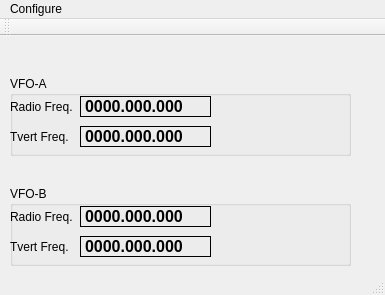
Above: mqt/MqtRigControl/rigcontrolmainwindow.ui from zsteva/backup-minos2 before the change. Below: the same form after it.
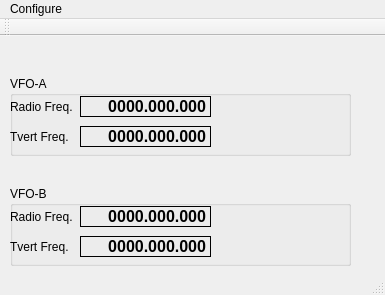
That is the form after the change.

Patch:
```diff
--- a/mqt/MqtRigControl/rigcontrolmainwindow.ui
+++ b/mqt/MqtRigControl/rigcontrolmainwindow.ui
@@ -61,6 +61,9 @@
      <property name="text">
       <string>0000.000.000</string>
      </property>
+     <property name="alignment">
+      <set>Qt::AlignRight|Qt::AlignTrailing|Qt::AlignVCenter</set>
+     </property>
     </widget>
     <widget class="QLabel" name="TVertTitleA">
      <property name="geometry">
@@ -97,8 +100,11 @@
      <property name="text">
       <string>0000.000.000</string>
      </property>
+     <property name="alignment">
+      <set>Qt::AlignRight|Qt::AlignTrailing|Qt::AlignVCenter</set>
+     </property>
     </widget>
-    <widget class="QWidget" name="">
+    <widget class="QWidget" name="layoutWidget">
      <property name="geometry">
       <rect>
        <x>220</x>
@@ -124,7 +130,7 @@
       </item>
      </layout>
     </widget>
-    <widget class="QWidget" name="">
+    <widget class="QWidget" name="layoutWidget">
      <property name="geometry">
       <rect>
        <x>220</x>
@@ -198,6 +204,9 @@
      <property name="text">
       <string>0000.000.000</string>
      </property>
+     <property name="alignment">
+      <set>Qt::AlignRight|Qt::AlignTrailing|Qt::AlignVCenter</set>
+     </property>
     </widget>
     <widget class="QLabel" name="TVertTitleB">
      <property name="geometry">
@@ -234,6 +243,9 @@
      <property name="text">
       <string>0000.000.000</string>
      </property>
+     <property name="alignment">
+      <set>Qt::AlignRight|Qt::AlignTrailing|Qt::AlignVCenter</set>
+     </property>
     </widget>
     <widget class="QWidget" name="layoutWidget_2">
      <property name="geometry">
@@ -261,7 +273,7 @@
       </item>
      </layout>
     </widget>
-    <widget class="QWidget" name="">
+    <widget class="QWidget" name="layoutWidget">
      <property name="geometry">
       <rect>
        <x>220</x>
```
Left out of the diff: 19 changed lines with no effect on the pictures.
